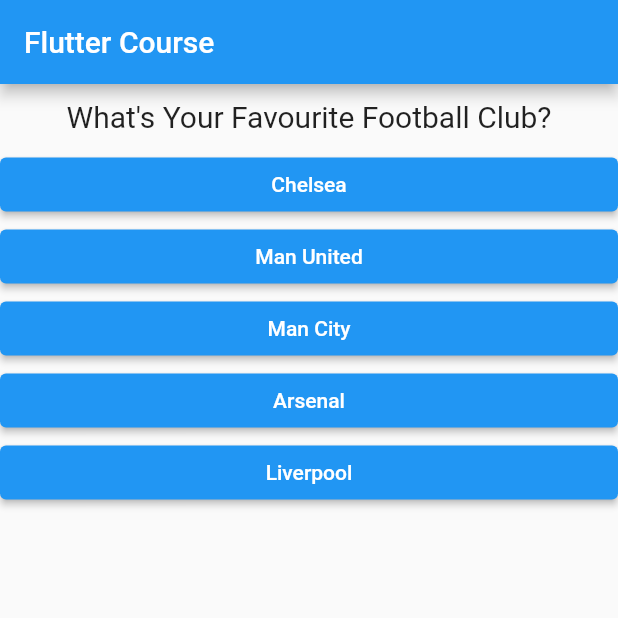
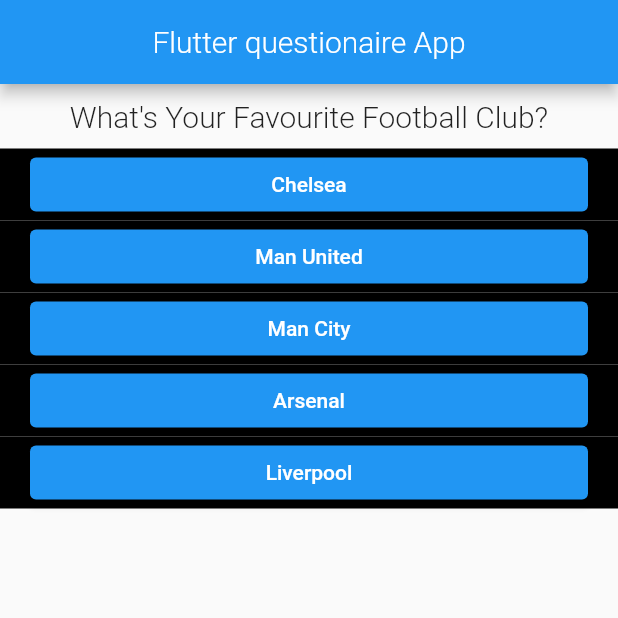
Before and after one commit to Mulatya009/Flutter_Questionaire, a Flutter app: the screen it shows after launch, on a phone screen of 412 x 824 dp, the top half of it. Run offline on Flutter 3.47's test engine with Material 2 defaults, Android fonts, the phone set to English and light mode, and no system bars.

Commit message:
Functionality modifier

```diff
--- a/lib/answer.dart
+++ b/lib/answer.dart
@@ -8,8 +8,11 @@ class Answer extends StatelessWidget {
 
   @override
   Widget build(BuildContext context) {
-    return Container(
+    return Center(
+      child: Container(
         width: double.infinity,
+        padding: EdgeInsets.fromLTRB(20, 0, 20, 0),
+        color: Colors.black,
         child: ElevatedButton(
           child: Text(answerText),
           onPressed: answerHandler,
@@ -17,6 +20,7 @@ class Answer extends StatelessWidget {
             primary: Colors.blue,
           ),
         ),
+      ),
     );
   }
 }
--- a/lib/main.dart
+++ b/lib/main.dart
@@ -1,7 +1,9 @@
 import 'package:flutter/material.dart';
+import 'package:flutter_course/quiz.dart';
 
 import './question.dart';
 import './answer.dart';
+import './results.dart';
 
 void main() => runApp(MyApp());
 
@@ -13,17 +15,7 @@ class MyApp extends StatefulWidget {
 }
 
 class _MyAppState extends State<MyApp> {
-  var _questionIndex = 0;
-
-  void getAnswer() {
-    setState(() {
-      _questionIndex = _questionIndex + 1;
-    });
-  }
-
-  @override
-  Widget build(BuildContext context) {
-    var questions = [
+  static const questions = [
     {
       'questionText': 'What\'s Your Favourite Football Club?',
       'possibleAnsers': [
@@ -57,22 +49,34 @@ class _MyAppState extends State<MyApp> {
       ],
     }
   ];
+  var _questionIndex = 0;
+
+  void getAnswer() {
+    setState(() {
+      _questionIndex = _questionIndex + 1;
+    });
+  }
+
+  @override
+  Widget build(BuildContext context) {
     return MaterialApp(
       home: Scaffold(
         appBar: AppBar(
-          title: Text("Flutter Course"),
+            title: Container(
+          width: double.infinity,
+          child: Text(
+            "Flutter questionaire App",
+            textAlign: TextAlign.center,
+            style: TextStyle(fontSize: 20, fontWeight: FontWeight.w300),
           ),
-        body: Column(
-          children: [
-            Question(
-              questions[_questionIndex]['questionText'],
-            ),
-            ...(questions[_questionIndex]['possibleAnsers'] as List<String>)
-                .map((ans) {
-              return Answer(getAnswer, ans);
-            }),
-          ],
-        ),
+        )),
+        body: _questionIndex < questions.length
+            ? Quiz(
+                getAnswer: getAnswer,
+                questionIndex: _questionIndex,
+                questions: questions,
+              )
+            : Results(),
       ),
     );
   }
--- a/lib/question.dart
+++ b/lib/question.dart
@@ -12,7 +12,7 @@ class Question extends StatelessWidget {
       margin: EdgeInsets.all(10),
       child: Text(
         questionText,
-        style: TextStyle(fontSize: 20),
+        style: TextStyle(fontSize: 20, fontWeight: FontWeight.w300),
         textAlign: TextAlign.center,
       ),
     );
--- /dev/null
+++ b/lib/quiz.dart
@@ -0,0 +1,30 @@
+import 'package:flutter/material.dart';
+
+import './question.dart';
+import './answer.dart';
+
+class Quiz extends StatelessWidget {
+  final questionIndex;
+  final getAnswer;
+  final questions;
+
+  Quiz(
+      {@required this.getAnswer,
+      @required this.questionIndex,
+      @required this.questions});
+
+  @override
+  Widget build(BuildContext context) {
+    return Column(
+      children: [
+        Question(
+          questions[questionIndex]['questionText'],
+        ),
+        ...(questions[questionIndex]['possibleAnsers'] as List<String>)
+            .map((ans) {
+          return Answer(getAnswer, ans);
+        }).toList()
+      ],
+    );
+  }
+}
--- /dev/null
+++ b/lib/results.dart
@@ -0,0 +1,10 @@
+import 'package:flutter/material.dart';
+
+class Results extends StatelessWidget {
+  @override
+  Widget build(BuildContext context) {
+    return Center(
+      child: Text('End of the questions'),
+    );
+  }
+}
```
Lines whose indentation alone changed are shown as unchanged.
